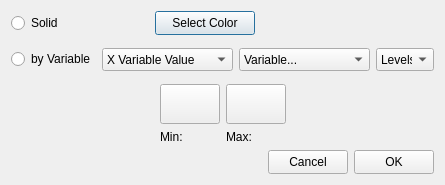
Qt form src/Dialogs/SelectionStyleColor.ui (gmrandazzo/QStudioMetrics) before a commit.
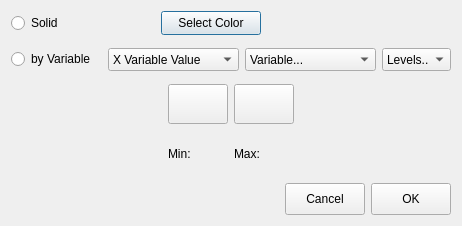
The same form after that commit.

The edit to the form file:
```diff
--- a/src/Dialogs/SelectionStyleColor.ui
+++ b/src/Dialogs/SelectionStyleColor.ui
@@ -6,8 +6,8 @@
    <rect>
     <x>0</x>
     <y>0</y>
-    <width>443</width>
-    <height>174</height>
+    <width>462</width>
+    <height>226</height>
    </rect>
   </property>
   <property name="windowTitle">
@@ -58,7 +58,6 @@
        </property>
        <property name="font">
         <font>
-         <weight>50</weight>
          <bold>false</bold>
         </font>
        </property>
@@ -89,7 +88,6 @@
        </property>
        <property name="font">
         <font>
-         <weight>50</weight>
          <bold>false</bold>
          <underline>false</underline>
         </font>
@@ -330,7 +328,13 @@
        <property name="minimumSize">
         <size>
          <width>70</width>
-         <height>24</height>
+         <height>32</height>
+        </size>
+       </property>
+       <property name="maximumSize">
+        <size>
+         <width>16777215</width>
+         <height>32</height>
         </size>
        </property>
        <property name="text">
@@ -346,6 +350,12 @@
          <height>24</height>
         </size>
        </property>
+       <property name="maximumSize">
+        <size>
+         <width>16777215</width>
+         <height>32</height>
+        </size>
+       </property>
        <property name="text">
         <string>OK</string>
        </property>
```
